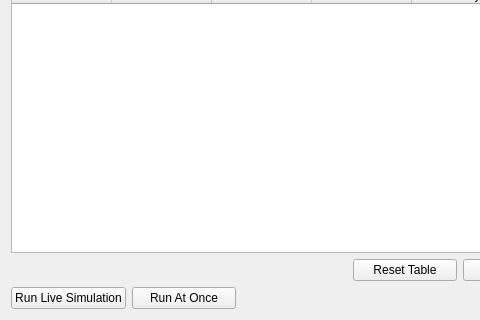
The window that src/gui/PyQtUI/processInputSceneUI.ui (ashmod/Chronos) describes before a commit, drawn with Qt 5; both pictures show x 0 to 480 and y 266 to 586 of the 689 by 586 pixel window.
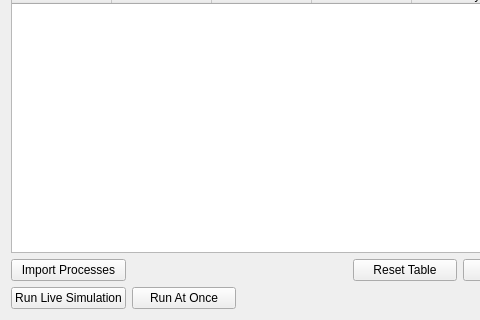
The same window after the commit.

```diff
--- a/src/gui/PyQtUI/processInputSceneUI.ui
+++ b/src/gui/PyQtUI/processInputSceneUI.ui
@@ -215,6 +215,13 @@
      </property>
     </widget>
    </item>
+   <item row="10" column="0">
+    <widget class="QPushButton" name="importButton">
+     <property name="text">
+      <string>Import Processes</string>
+     </property>
+    </widget>
+   </item>
   </layout>
  </widget>
  <resources/>
```
